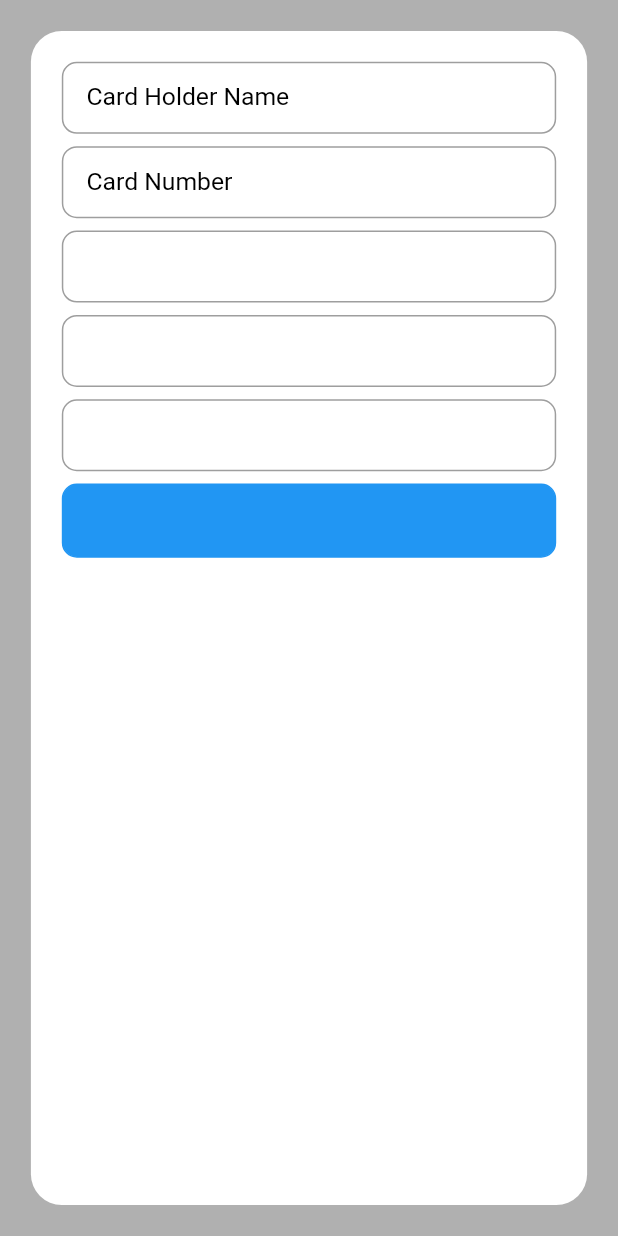
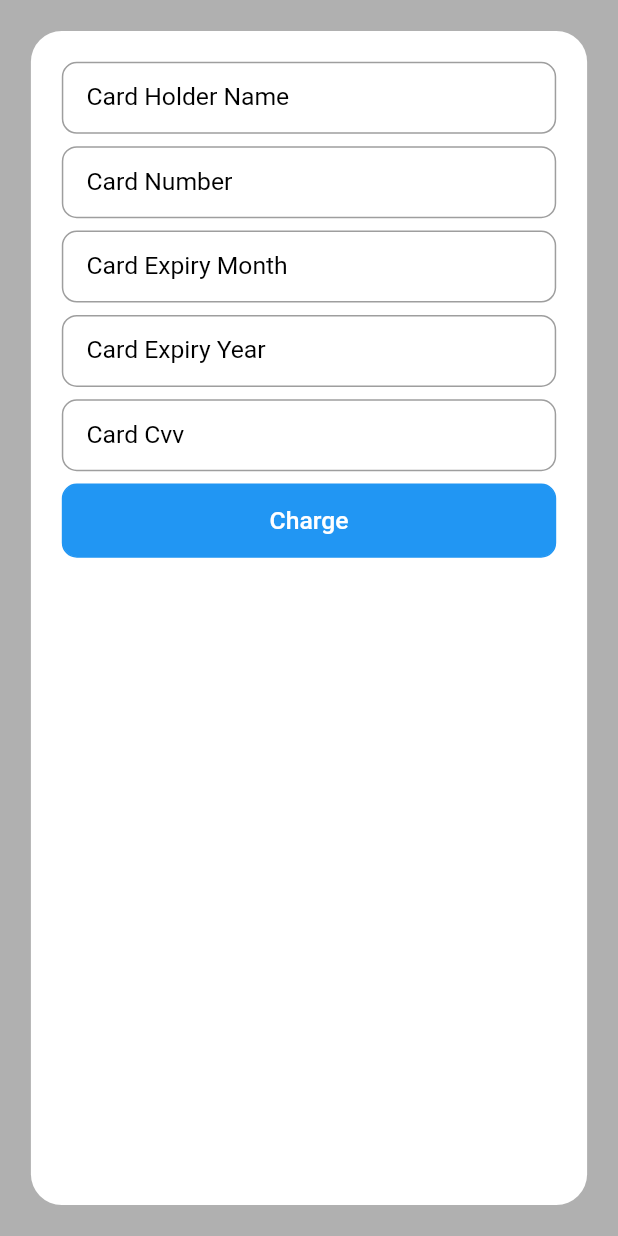
Before and after one commit to m0h2medtalaat/cowpay, a Flutter app: the CreditCardExample screen opened directly, on a phone screen of 412 x 824 dp. Run offline on Flutter 3.47's test engine with Material 2 defaults, Android fonts, the phone set to English and light mode, and no system bars; our stand-ins replace bloc, equatable, flutter_bloc, formz; accounts and stored records are empty.

Commit message:
credit card textfeilds

```diff
--- a/lib/ui/widgets/credit_card_widget.dart
+++ b/lib/ui/widgets/credit_card_widget.dart
@@ -134,6 +134,7 @@ class _ChargeButton extends StatelessWidget {
             : ButtonView(
                 title: 'Charge',
                 textColor: Colors.white,
+                fontSize: 0.02,
                 backgroundColor: Theme.of(context).primaryColor,
                 mainContext: context,
                 onClickFunction: onClickLogin,
@@ -228,7 +229,7 @@ class _CreditCardExpiryMonthInput extends StatelessWidget {
           obscureText: false,
           textInputAction: TextInputAction.next,
           textInputType: TextInputType.text,
-          hintText: '',
+          hintText: 'Card Expiry Month',
           maxLength: 2,
           onChange: onChangeCreditCardExpiryMonth,
           currentFocus: _creditCardExpiryMonthFocusNode,
@@ -261,7 +262,7 @@ class _CreditCardExpiryYearInput extends StatelessWidget {
           obscureText: false,
           textInputAction: TextInputAction.next,
           textInputType: TextInputType.text,
-          hintText: '',
+          hintText: 'Card Expiry Year',
           maxLength: 2,
           onChange: onChangeCreditCardExpiryYear,
           currentFocus: _creditCardExpiryYearFocusNode,
@@ -295,7 +296,7 @@ class _CreditCardCvvInput extends StatelessWidget {
           textInputAction: TextInputAction.next,
           textInputType: TextInputType.text,
           maxLength: 3,
-          hintText: '',
+          hintText: 'Card Cvv',
           onChange: onChangeCreditCardCvv,
           currentFocus: _creditCardCvvFocusNode,
           errorMessage: state.creditCardCvv.error?.message,
```
